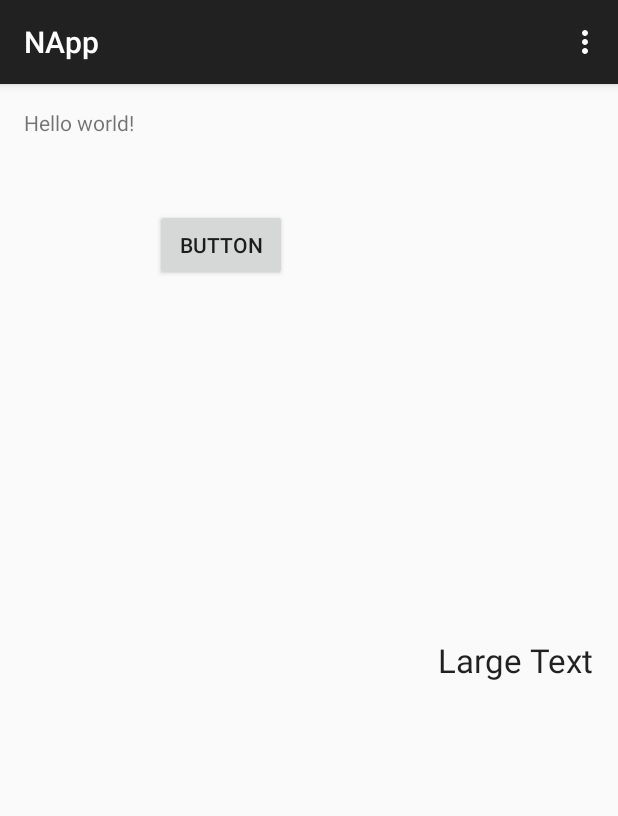
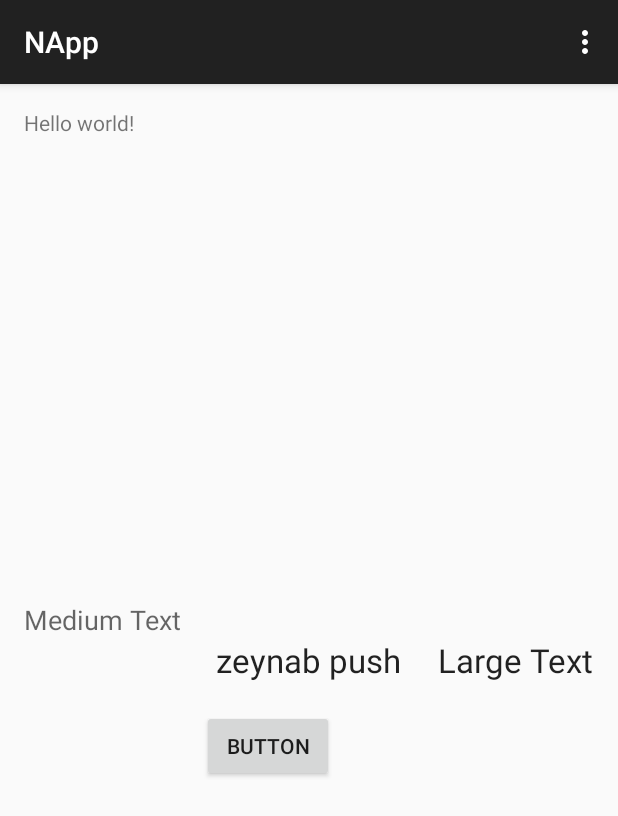
Before and after one commit to zeynab095/NApp, an Android app: the screen it shows after launch (MainActivity), on a phone screen of 412 x 824 dp. Shown: the top 816 px of the screen. Run offline under Robolectric (Android 15) with nearby library versions, the phone set to English and light mode, and no system bars.

Commit message:
master push

```diff
--- a/app/src/main/res/layout/activity_main.xml
+++ b/app/src/main/res/layout/activity_main.xml
@@ -31,4 +31,23 @@
         android:layout_toRightOf="@+id/textView2"
         android:text="Button" />
 
+    <TextView
+        android:layout_width="wrap_content"
+        android:layout_height="wrap_content"
+        android:textAppearance="?android:attr/textAppearanceMedium"
+        android:text="Medium Text"
+        android:id="@+id/textView2"
+        android:layout_above="@+id/textView"
+        android:layout_alignParentLeft="true"
+        android:layout_alignParentStart="true" />
+
+    <TextView
+        android:layout_width="wrap_content"
+        android:layout_height="wrap_content"
+        android:textAppearance="?android:attr/textAppearanceLarge"
+        android:text="zeynab push"
+        android:id="@+id/textView3"
+        android:layout_below="@+id/textView2"
+        android:layout_centerHorizontal="true" />
+
 </RelativeLayout>
```
